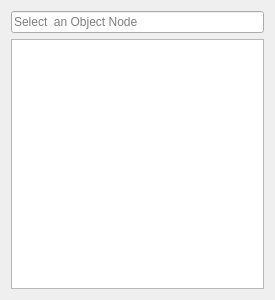
Above: Widgets/graphnodesselectiondialog.ui from yasseerr/Visual-Blueprint before the change. Below: the same form after it.
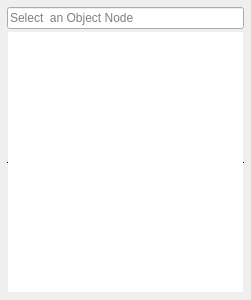
That is the form after the change.

What changed in the file:
```diff
--- a/Widgets/graphnodesselectiondialog.ui
+++ b/Widgets/graphnodesselectiondialog.ui
@@ -9,7 +9,7 @@
    <rect>
     <x>0</x>
     <y>0</y>
-    <width>275</width>
+    <width>251</width>
     <height>300</height>
    </rect>
   </property>
@@ -20,6 +20,21 @@
    <bool>true</bool>
   </property>
   <layout class="QVBoxLayout" name="verticalLayout">
+   <property name="spacing">
+    <number>2</number>
+   </property>
+   <property name="leftMargin">
+    <number>7</number>
+   </property>
+   <property name="topMargin">
+    <number>7</number>
+   </property>
+   <property name="rightMargin">
+    <number>7</number>
+   </property>
+   <property name="bottomMargin">
+    <number>7</number>
+   </property>
    <item>
     <widget class="QLineEdit" name="lineEdit">
      <property name="cursor">
@@ -34,7 +49,23 @@
     </widget>
    </item>
    <item>
-    <widget class="QTreeView" name="nodesTreeView"/>
+    <widget class="QTreeView" name="nodesTreeView">
+     <property name="autoFillBackground">
+      <bool>false</bool>
+     </property>
+     <property name="frameShape">
+      <enum>QFrame::HLine</enum>
+     </property>
+     <property name="frameShadow">
+      <enum>QFrame::Plain</enum>
+     </property>
+     <property name="animated">
+      <bool>true</bool>
+     </property>
+     <property name="headerHidden">
+      <bool>true</bool>
+     </property>
+    </widget>
    </item>
   </layout>
  </widget>
```
Left out of the diff: 7 changed lines with no effect on the pictures.
